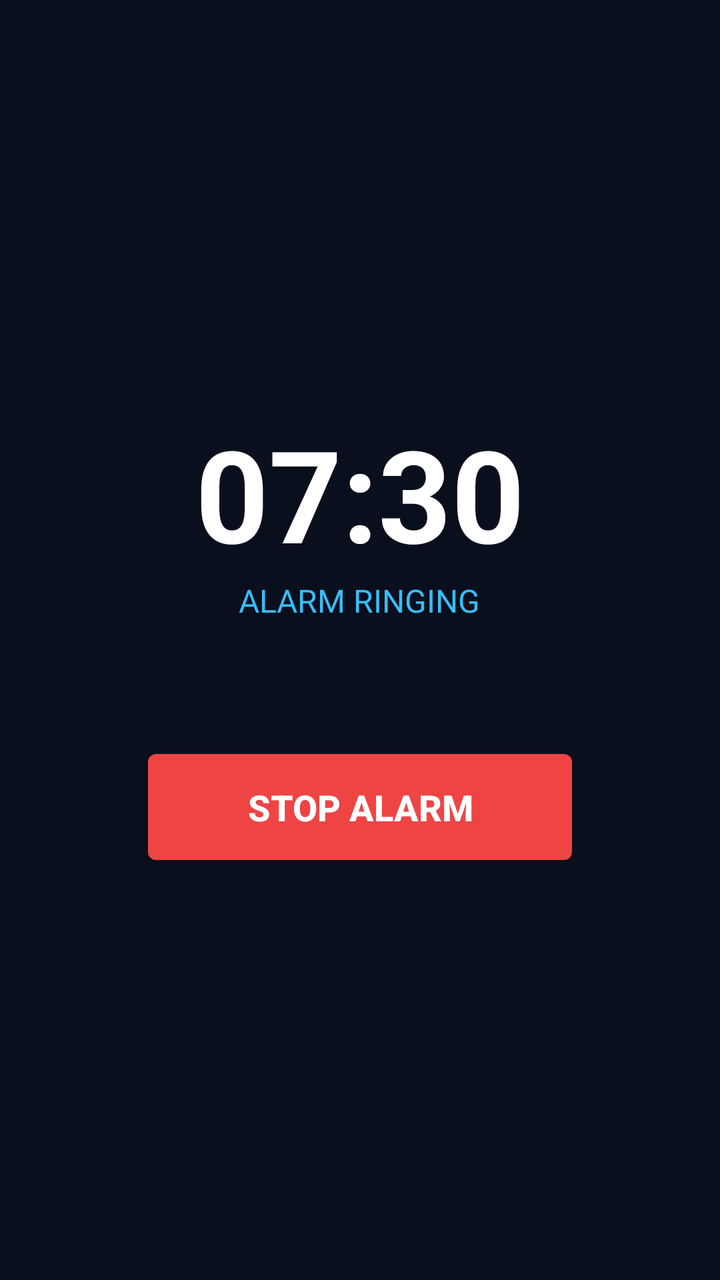
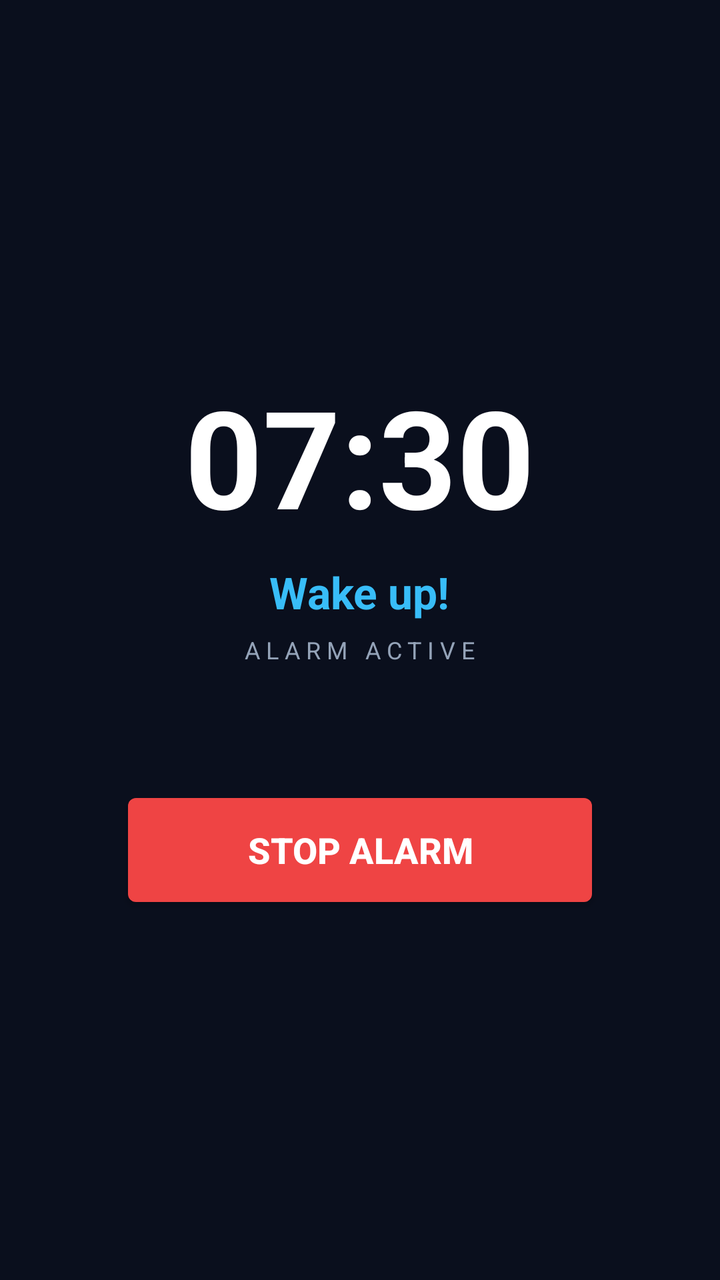

The first picture is an Android layout as it rendered before a commit; the second is the same layout after the commit. The layout source and the unified diff follow.
<!-- AndroidManifest.xml: application theme android:Theme.DeviceDefault.NoActionBar -->
<!-- res/layout/activity_alarm_trigger.xml -->
<?xml version="1.0" encoding="utf-8"?>
<LinearLayout xmlns:android="http://schemas.android.com/apk/res/android"
    android:layout_width="match_parent"
    android:layout_height="match_parent"
    android:orientation="vertical"
    android:gravity="center"
    android:background="#0A0F1D"
    android:padding="24dp">

    <TextView
        android:id="@+id/txtRingingTime"
        android:layout_width="wrap_content"
        android:layout_height="wrap_content"
        android:text="07:30"
        android:textSize="64sp"
        android:textStyle="bold"
        android:textColor="#FFFFFF" />

    <TextView
        android:layout_width="wrap_content"
        android:layout_height="wrap_content"
        android:text="ALARM RINGING"
        android:textColor="#38BDF8"
        android:textSize="16sp"
        android:layout_marginBottom="60dp" />

    <Button
        android:id="@+id/btnDismiss"
        android:layout_width="220dp"
        android:layout_height="65dp"
        android:text="STOP ALARM"
        android:textSize="18sp"
        android:textStyle="bold"
        android:textColor="#FFFFFF"
        android:backgroundTint="#EF4444" />
</LinearLayout>
<!-- resources referenced by this layout -->
<resources>

</resources>

<!-- the commit's change to res/layout/activity_alarm_trigger.xml (unified diff, before → after) -->
@@ -1,36 +1,69 @@
 <?xml version="1.0" encoding="utf-8"?>
-<LinearLayout xmlns:android="http://schemas.android.com/apk/res/android"
+<RelativeLayout xmlns:android="http://schemas.android.com/apk/res/android"
     android:layout_width="match_parent"
     android:layout_height="match_parent"
-    android:orientation="vertical"
-    android:gravity="center"
-    android:background="#0A0F1D"
-    android:padding="24dp">
+    android:background="#0A0F1D">
 
-    <TextView
-        android:id="@+id/txtRingingTime"
-        android:layout_width="wrap_content"
-        android:layout_height="wrap_content"
-        android:text="07:30"
-        android:textSize="64sp"
-        android:textStyle="bold"
-        android:textColor="#FFFFFF" />
+    
+    <ImageView
+        android:id="@+id/imgWallpaper"
+        android:layout_width="match_parent"
+        android:layout_height="match_parent"
+        android:scaleType="centerCrop"
+        android:visibility="gone" />
 
-    <TextView
-        android:layout_width="wrap_content"
-        android:layout_height="wrap_content"
-        android:text="ALARM RINGING"
-        android:textColor="#38BDF8"
-        android:textSize="16sp"
-        android:layout_marginBottom="60dp" />
+    
+    <View
+        android:id="@+id/vOverlay"
+        android:layout_width="match_parent"
+        android:layout_height="match_parent"
+        android:background="#990A0F1D"
+        android:visibility="gone" />
 
-    <Button
-        android:id="@+id/btnDismiss"
-        android:layout_width="220dp"
-        android:layout_height="65dp"
-        android:text="STOP ALARM"
-        android:textSize="18sp"
-        android:textStyle="bold"
-        android:textColor="#FFFFFF"
-        android:backgroundTint="#EF4444" />
-</LinearLayout>
+    <LinearLayout
+        android:layout_width="match_parent"
+        android:layout_height="match_parent"
+        android:orientation="vertical"
+        android:gravity="center"
+        android:padding="28dp">
+
+        <TextView
+            android:id="@+id/txtRingingTime"
+            android:layout_width="wrap_content"
+            android:layout_height="wrap_content"
+            android:text="07:30"
+            android:textSize="68sp"
+            android:textStyle="bold"
+            android:textColor="#FFFFFF" />
+
+        <TextView
+            android:id="@+id/txtAlarmLabel"
+            android:layout_width="wrap_content"
+            android:layout_height="wrap_content"
+            android:text="Wake up!"
+            android:textSize="22sp"
+            android:textStyle="bold"
+            android:textColor="#38BDF8"
+            android:layout_marginTop="8dp" />
+
+        <TextView
+            android:layout_width="wrap_content"
+            android:layout_height="wrap_content"
+            android:text="ALARM ACTIVE"
+            android:letterSpacing="0.25"
+            android:textSize="12sp"
+            android:textColor="#94A3B8"
+            android:layout_marginTop="6dp"
+            android:layout_marginBottom="60dp" />
+
+        <Button
+            android:id="@+id/btnDismiss"
+            android:layout_width="240dp"
+            android:layout_height="64dp"
+            android:text="STOP ALARM"
+            android:textSize="18sp"
+            android:textStyle="bold"
+            android:textColor="#FFFFFF"
+            android:backgroundTint="#EF4444" />
+    </LinearLayout>
+</RelativeLayout>
